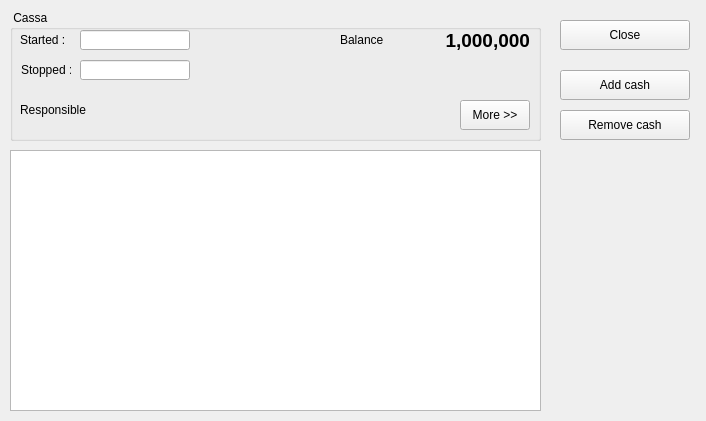
Above: client/dlgcassa.ui from tbikfalvi/Belenus before the change. Below: the same form after it.
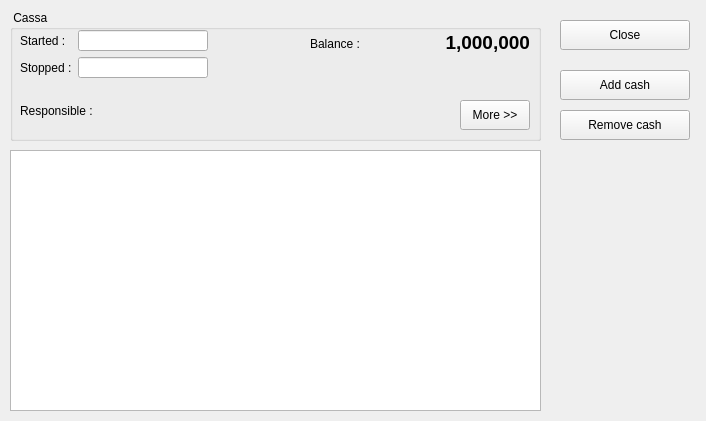
That is the form after the change.

Commit message: Dialog layout-ozas ... haaaat eleg ronda igy :-|

The edit to the form file:
```diff
--- a/client/dlgcassa.ui
+++ b/client/dlgcassa.ui
@@ -53,38 +53,12 @@
    <property name="title">
     <string> Cassa </string>
    </property>
-   <widget class="QLabel" name="lblStartDate">
-    <property name="geometry">
-     <rect>
-      <x>10</x>
-      <y>20</y>
-      <width>46</width>
-      <height>20</height>
-     </rect>
-    </property>
-    <property name="text">
-     <string>Started :</string>
-    </property>
-   </widget>
-   <widget class="QLabel" name="lblStopDate">
-    <property name="geometry">
-     <rect>
-      <x>11</x>
-      <y>50</y>
-      <width>50</width>
-      <height>20</height>
-     </rect>
-    </property>
-    <property name="text">
-     <string>Stopped :</string>
-    </property>
-   </widget>
    <widget class="QLabel" name="lblBalance">
     <property name="geometry">
      <rect>
-      <x>330</x>
-      <y>20</y>
-      <width>46</width>
+      <x>300</x>
+      <y>24</y>
+      <width>71</width>
       <height>20</height>
      </rect>
     </property>
@@ -95,10 +69,10 @@
    <widget class="QLabel" name="lblBalanceValue">
     <property name="geometry">
      <rect>
-      <x>380</x>
-      <y>20</y>
-      <width>140</width>
-      <height>20</height>
+      <x>369</x>
+      <y>21</y>
+      <width>151</width>
+      <height>23</height>
      </rect>
     </property>
     <property name="font">
@@ -115,52 +89,6 @@
      <set>Qt::AlignRight|Qt::AlignTrailing|Qt::AlignVCenter</set>
     </property>
    </widget>
-   <widget class="QLabel" name="lblOwner">
-    <property name="geometry">
-     <rect>
-      <x>10</x>
-      <y>90</y>
-      <width>70</width>
-      <height>20</height>
-     </rect>
-    </property>
-    <property name="text">
-     <string>Responsible :</string>
-    </property>
-   </widget>
-   <widget class="QLabel" name="lblUser">
-    <property name="geometry">
-     <rect>
-      <x>80</x>
-      <y>90</y>
-      <width>270</width>
-      <height>20</height>
-     </rect>
-    </property>
-    <property name="text">
-     <string/>
-    </property>
-   </widget>
-   <widget class="QLineEdit" name="dtStartDate">
-    <property name="geometry">
-     <rect>
-      <x>70</x>
-      <y>20</y>
-      <width>110</width>
-      <height>20</height>
-     </rect>
-    </property>
-   </widget>
-   <widget class="QLineEdit" name="dtStopDate">
-    <property name="geometry">
-     <rect>
-      <x>70</x>
-      <y>50</y>
-      <width>110</width>
-      <height>20</height>
-     </rect>
-    </property>
-   </widget>
    <widget class="QPushButton" name="pbMore">
     <property name="geometry">
      <rect>
@@ -183,6 +111,64 @@
      <bool>false</bool>
     </property>
    </widget>
+   <widget class="QWidget" name="">
+    <property name="geometry">
+     <rect>
+      <x>10</x>
+      <y>20</y>
+      <width>188</width>
+      <height>48</height>
+     </rect>
+    </property>
+    <layout class="QFormLayout" name="formLayout">
+     <item row="0" column="0">
+      <widget class="QLabel" name="lblStartDate">
+       <property name="text">
+        <string>Started :</string>
+       </property>
+      </widget>
+     </item>
+     <item row="0" column="1">
+      <widget class="QLineEdit" name="dtStartDate"/>
+     </item>
+     <item row="1" column="0">
+      <widget class="QLabel" name="lblStopDate">
+       <property name="text">
+        <string>Stopped :</string>
+       </property>
+      </widget>
+     </item>
+     <item row="1" column="1">
+      <widget class="QLineEdit" name="dtStopDate"/>
+     </item>
+    </layout>
+   </widget>
+   <widget class="QWidget" name="">
+    <property name="geometry">
+     <rect>
+      <x>10</x>
+      <y>90</y>
+      <width>371</width>
+      <height>21</height>
+     </rect>
+    </property>
+    <layout class="QHBoxLayout" name="horizontalLayout">
+     <item>
+      <widget class="QLabel" name="lblOwner">
+       <property name="text">
+        <string>Responsible :</string>
+       </property>
+      </widget>
+     </item>
+     <item>
+      <widget class="QLabel" name="lblUser">
+       <property name="text">
+        <string/>
+       </property>
+      </widget>
+     </item>
+    </layout>
+   </widget>
   </widget>
   <widget class="QPushButton" name="pbClose">
    <property name="geometry">
```
The commit also changes 8 other files.
